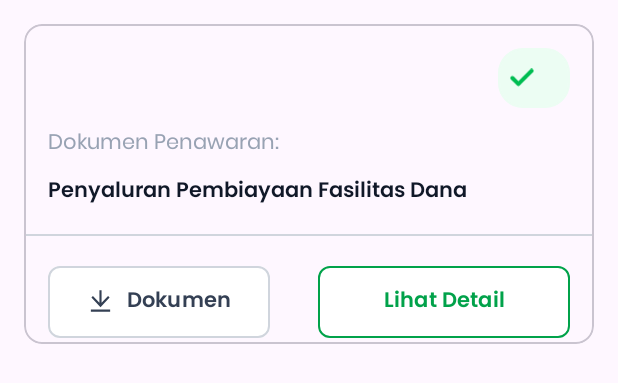
After one commit to svenster18/BPDLH_App, an Android app: the layout item_perjanjian_menunggu_keputusan.xml on its own in the app's theme, with its tools: preview values and no code run, on a phone screen of 412 x 824 dp. The commit adds this screen. Shown: the top 383 px of the screen. Run offline under Robolectric (Android 15) with nearby library versions, the phone set to English and light mode, and no system bars; network calls fail.

Commit message:
add perjanjian layout

```diff
--- /dev/null
+++ b/app/src/main/res/drawable/ic_download_line.xml
@@ -0,0 +1,13 @@
+<vector xmlns:android="http://schemas.android.com/apk/res/android"
+    android:width="21dp"
+    android:height="20dp"
+    android:viewportWidth="21"
+    android:viewportHeight="20">
+  <group>
+    <clip-path
+        android:pathData="M0.5,0h20v20h-20z"/>
+    <path
+        android:pathData="M3,15.834H18V17.5H3V15.834ZM11.333,10.977L16.392,5.917L17.571,7.095L10.5,14.167L3.429,7.096L4.608,5.917L9.667,10.975V1.667H11.333V10.977Z"
+        android:fillColor="#344054"/>
+  </group>
+</vector>
--- /dev/null
+++ b/app/src/main/res/layout/item_perjanjian_menunggu_keputusan.xml
@@ -0,0 +1,88 @@
+<?xml version="1.0" encoding="utf-8"?>
+<com.google.android.material.card.MaterialCardView xmlns:android="http://schemas.android.com/apk/res/android"
+    xmlns:app="http://schemas.android.com/apk/res-auto"
+    xmlns:tools="http://schemas.android.com/tools"
+    android:layout_width="match_parent"
+    android:layout_height="wrap_content"
+    android:layout_margin="@dimen/base_margin_medium">
+
+    <androidx.constraintlayout.widget.ConstraintLayout
+        android:layout_width="match_parent"
+        android:layout_height="wrap_content">
+
+        <id.bpdlh.fdb.core.common.widget.FdbBadge
+            android:id="@+id/badge_item"
+            tools:badgeType="waiting"
+            android:layout_width="wrap_content"
+            android:layout_height="wrap_content"
+            android:layout_marginTop="@dimen/base_margin_medium"
+            android:layout_marginEnd="@dimen/base_margin_medium"
+            app:layout_constraintEnd_toEndOf="parent"
+            app:layout_constraintTop_toTopOf="parent" />
+
+        <TextView
+            android:id="@+id/tv_dokumen_penawaran"
+            style="@style/TextSM.Regular"
+            android:layout_width="0dp"
+            android:layout_height="wrap_content"
+            android:layout_marginStart="@dimen/base_margin_medium"
+            android:layout_marginTop="@dimen/base_margin_small_12"
+            android:text="@string/dokumen_penawaran"
+            app:layout_constraintEnd_toEndOf="parent"
+            app:layout_constraintStart_toStartOf="parent"
+            app:layout_constraintTop_toBottomOf="@id/badge_item" />
+
+        <TextView
+            android:id="@+id/tv_judul_dokumen_penawaran"
+            style="@style/TextSM.SemiBold.5"
+            android:layout_width="wrap_content"
+            android:layout_height="wrap_content"
+            android:layout_marginTop="@dimen/base_margin_small"
+            app:layout_constraintStart_toStartOf="@+id/tv_dokumen_penawaran"
+            app:layout_constraintTop_toBottomOf="@+id/tv_dokumen_penawaran"
+            tools:text="@string/penyaluran_pembiayaan_fasilitas_dana"/>
+
+        <View
+            android:id="@+id/view"
+            android:layout_width="0dp"
+            android:layout_height="1dp"
+            android:background="@color/gray_300"
+            android:layout_marginTop="@dimen/base_margin_medium"
+            app:layout_constraintTop_toBottomOf="@id/tv_judul_dokumen_penawaran"
+            app:layout_constraintStart_toStartOf="parent"
+            app:layout_constraintEnd_toEndOf="parent"/>
+
+        <Button
+            android:id="@+id/btn_download_dokumen"
+            style="@style/FdbButton.Secondary"
+            android:layout_width="0dp"
+            android:layout_height="wrap_content"
+            android:layout_margin="@dimen/base_margin_medium"
+            android:text="Dokumen"
+            app:icon="@drawable/ic_download_line"
+            app:iconGravity="textStart"
+            app:iconTint="@color/gray_700"
+            app:layout_constraintEnd_toStartOf="@+id/guideline4"
+            app:layout_constraintStart_toStartOf="parent"
+            app:layout_constraintTop_toBottomOf="@id/view" />
+
+        <Button
+            android:id="@+id/btn_draft"
+            style="@style/FdbButton.Secondary.GreenOutlined.700"
+            android:layout_width="0dp"
+            android:layout_height="wrap_content"
+            android:layout_margin="@dimen/base_margin_medium"
+            android:text="@string/lihat_detail"
+            app:layout_constraintTop_toBottomOf="@id/view"
+            app:layout_constraintStart_toStartOf="@id/guideline4"
+            app:layout_constraintEnd_toEndOf="parent"/>
+
+        <androidx.constraintlayout.widget.Guideline
+            android:id="@+id/guideline4"
+            android:layout_width="wrap_content"
+            android:layout_height="wrap_content"
+            android:orientation="vertical"
+            app:layout_constraintGuide_begin="180dp" />
+
+    </androidx.constraintlayout.widget.ConstraintLayout>
+</com.google.android.material.card.MaterialCardView>
--- a/app/src/main/res/values/strings.xml
+++ b/app/src/main/res/values/strings.xml
@@ -602,4 +602,9 @@
     <string name="form_permohonan_non_sosial_harga_jual_kg">Harga Jual Terakhir per KG/Liter</string>
 
 
+    <string name="dokumen_penawaran">Dokumen Penawaran:</string>
+    <string name="penyaluran_pembiayaan_fasilitas_dana">Penyaluran Pembiayaan Fasilitas Dana</string>
+    <string name="lihat_detail">Lihat Detail</string>
+
+
 </resources>
--- /dev/null
+++ b/core/src/main/res/color/txt_secondary_green_700_filled.xml
@@ -0,0 +1,5 @@
+<?xml version="1.0" encoding="utf-8"?>
+<selector xmlns:android="http://schemas.android.com/apk/res/android">
+    <item android:color="@color/primary_main_color_700" android:state_enabled="true" />
+    <item android:color="@color/gray_700" android:state_enabled="false" />
+</selector>
--- a/core/src/main/res/values/styles.xml
+++ b/core/src/main/res/values/styles.xml
@@ -322,6 +322,12 @@
         <item name="android:textColor">@color/txt_secondary_green_filled</item>
     </style>
 
+    <style name="FdbButton.Secondary.GreenOutlined.700" parent="FdbButton.Secondary">
+        <item name="strokeColor">@color/primary_main_color_700</item>
+        <item name="rippleColor">@color/btn_green_ripple_selector</item>
+        <item name="android:textColor">@color/txt_secondary_green_700_filled</item>
+    </style>
+
     <style name="FdbButton.Secondary.Green" parent="FdbButton">
         <item name="android:backgroundTint">@color/btn_secondary_selector</item>
         <item name="android:textColor">@color/txt_secondary_green_filled</item>
```
